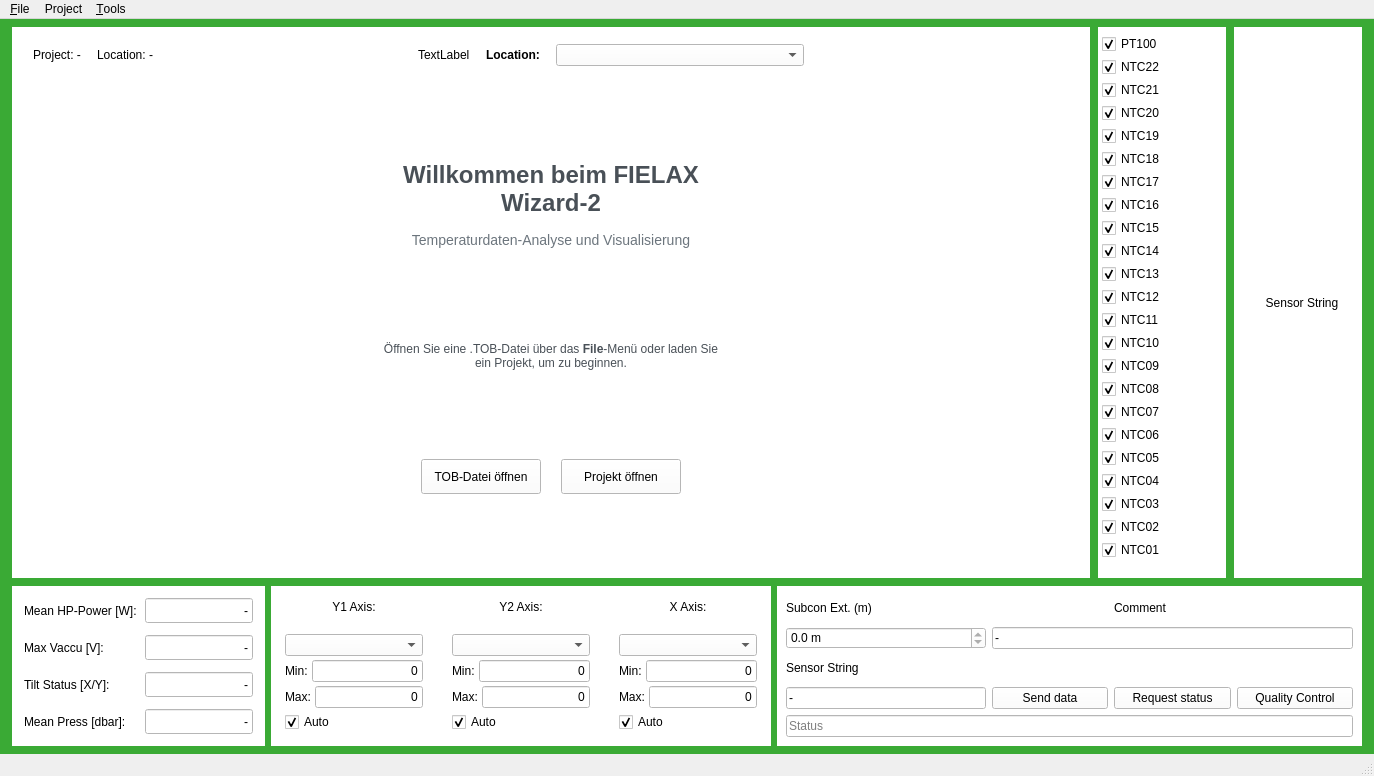
This is ui/main_window.ui in nilsjanis94/WIZARD-2.1 as Qt 5 draws it before an edit. The edited form follows.
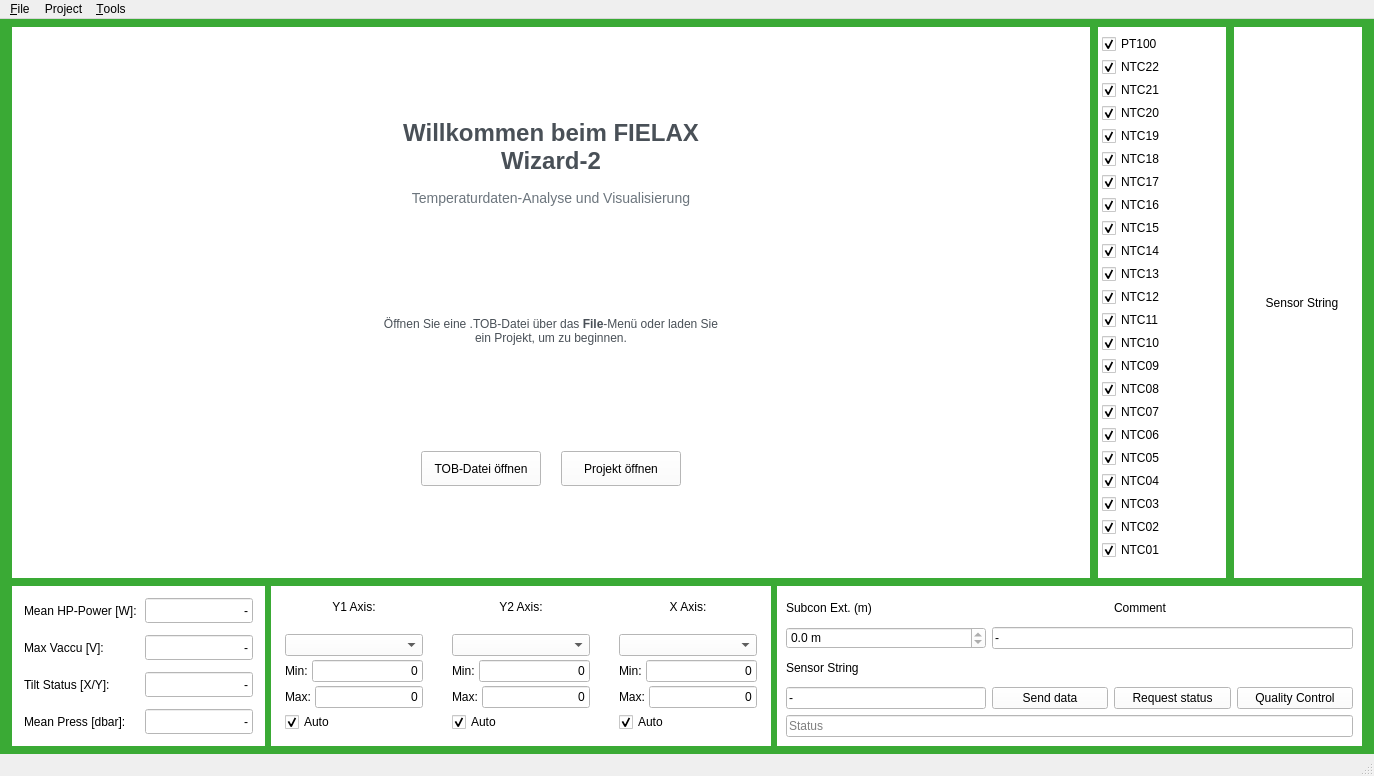
This is the edited form.

Commit message: feat: Implement professional UI state management architecture

What changed in the file:
```diff
--- a/ui/main_window.ui
+++ b/ui/main_window.ui
@@ -40,154 +40,6 @@
      <number>8</number>
     </property>
     <item row="0" column="0">
-     <widget class="QFrame" name="plot_container">
-      <property name="sizePolicy">
-       <sizepolicy hsizetype="Expanding" vsizetype="Preferred">
-        <horstretch>1</horstretch>
-        <verstretch>1</verstretch>
-       </sizepolicy>
-      </property>
-      <property name="styleSheet">
-       <string>background-color: white;</string>
-      </property>
-      <layout class="QVBoxLayout" name="plot_container_layout">
-       <item>
-        <widget class="QFrame" name="plot_info_container">
-         <property name="styleSheet">
-          <string>background-color: white;</string>
-         </property>
-         <layout class="QHBoxLayout" name="plot_info_container_layout">
-          <property name="spacing">
-           <number>16</number>
-          </property>
-          <property name="leftMargin">
-           <number>12</number>
-          </property>
-          <property name="topMargin">
-           <number>8</number>
-          </property>
-          <property name="rightMargin">
-           <number>12</number>
-          </property>
-          <property name="bottomMargin">
-           <number>8</number>
-          </property>
-          <item>
-           <widget class="QLabel" name="cruise_info_label">
-            <property name="text">
-             <string>Project: -</string>
-            </property>
-           </widget>
-          </item>
-          <item>
-           <widget class="QLabel" name="location_info_label">
-            <property name="text">
-             <string>Location: -</string>
-            </property>
-           </widget>
-          </item>
-          <item>
-           <spacer name="plot_info_left_spacer">
-            <property name="orientation">
-             <enum>Qt::Horizontal</enum>
-            </property>
-            <property name="sizeHint" stdset="0">
-             <size>
-              <width>40</width>
-              <height>20</height>
-             </size>
-            </property>
-           </spacer>
-          </item>
-          <item>
-           <widget class="QLabel" name="plot_logo_label">
-            <property name="text">
-             <string>TextLabel</string>
-            </property>
-           </widget>
-          </item>
-          <item>
-           <widget class="QLabel" name="location_prefix_label">
-            <property name="visible">
-             <bool>false</bool>
-            </property>
-            <property name="text">
-             <string>&lt;b&gt;Location:&lt;/b&gt;</string>
-            </property>
-            <property name="textFormat">
-             <enum>Qt::RichText</enum>
-            </property>
-           </widget>
-          </item>
-          <item>
-           <widget class="QComboBox" name="location_combo">
-            <property name="sizePolicy">
-             <sizepolicy hsizetype="Expanding" vsizetype="Fixed">
-              <horstretch>0</horstretch>
-              <verstretch>0</verstretch>
-             </sizepolicy>
-            </property>
-            <property name="minimumSize">
-             <size>
-              <width>220</width>
-              <height>0</height>
-             </size>
-            </property>
-            <property name="visible">
-             <bool>false</bool>
-            </property>
-            <property name="sizeAdjustPolicy">
-             <enum>QComboBox::AdjustToContents</enum>
-            </property>
-            <property name="minimumContentsLength">
-             <number>12</number>
-            </property>
-           </widget>
-          </item>
-          <item>
-           <spacer name="plot_info_right_spacer">
-            <property name="orientation">
-             <enum>Qt::Horizontal</enum>
-            </property>
-            <property name="sizeHint" stdset="0">
-             <size>
-              <width>40</width>
-              <height>20</height>
-             </size>
-            </property>
-           </spacer>
-          </item>
-          <item>
-           <widget class="QWidget" name="navigation_toolbar_container" native="true"/>
-          </item>
-         </layout>
-        </widget>
-       </item>
-       <item>
-        <widget class="QWidget" name="plot_canvas_container" native="true">
-         <property name="sizePolicy">
-          <sizepolicy hsizetype="Preferred" vsizetype="Preferred">
-           <horstretch>0</horstretch>
-           <verstretch>0</verstretch>
-          </sizepolicy>
-         </property>
-         <layout class="QVBoxLayout" name="plot_canvas_container_layout">
-          <property name="leftMargin">
-           <number>0</number>
-          </property>
-          <property name="topMargin">
-           <number>0</number>
-          </property>
-          <property name="rightMargin">
-           <number>0</number>
-          </property>
-          <property name="bottomMargin">
-           <number>0</number>
-          </property>
-         </layout>
-        </widget>
-       </item>
-       <item>
         <widget class="QWidget" name="welcome_container" native="true">
          <property name="sizePolicy">
           <sizepolicy hsizetype="Expanding" vsizetype="Preferred">
@@ -198,6 +50,9 @@
          <property name="visible">
           <bool>true</bool>
          </property>
+      <property name="styleSheet">
+       <string>background-color: white;</string>
+      </property>
          <layout class="QVBoxLayout" name="welcome_container_layout">
           <property name="spacing">
            <number>15</number>
@@ -526,6 +381,160 @@
             </property>
            </spacer>
           </item>
+      </layout>
+     </widget>
+    </item>
+    <item row="1" column="0">
+     <widget class="QFrame" name="plot_container">
+      <property name="sizePolicy">
+       <sizepolicy hsizetype="Expanding" vsizetype="Preferred">
+        <horstretch>1</horstretch>
+        <verstretch>0</verstretch>
+       </sizepolicy>
+      </property>
+      <property name="visible">
+       <bool>false</bool>
+      </property>
+      <property name="maximumHeight">
+       <number>0</number>
+      </property>
+      <property name="styleSheet">
+       <string>background-color: white;</string>
+      </property>
+      <layout class="QVBoxLayout" name="plot_container_layout">
+       <item>
+        <widget class="QFrame" name="plot_info_container">
+         <property name="styleSheet">
+          <string>background-color: white;</string>
+         </property>
+         <layout class="QHBoxLayout" name="plot_info_container_layout">
+          <property name="spacing">
+           <number>16</number>
+          </property>
+          <property name="leftMargin">
+           <number>12</number>
+          </property>
+          <property name="topMargin">
+           <number>8</number>
+          </property>
+          <property name="rightMargin">
+           <number>12</number>
+          </property>
+          <property name="bottomMargin">
+           <number>8</number>
+          </property>
+          <item>
+           <widget class="QLabel" name="cruise_info_label">
+            <property name="text">
+             <string>Project: -</string>
+            </property>
+           </widget>
+          </item>
+          <item>
+           <widget class="QLabel" name="location_info_label">
+            <property name="text">
+             <string>Location: -</string>
+            </property>
+           </widget>
+          </item>
+          <item>
+           <spacer name="plot_info_left_spacer">
+            <property name="orientation">
+             <enum>Qt::Horizontal</enum>
+            </property>
+            <property name="sizeHint" stdset="0">
+             <size>
+              <width>40</width>
+              <height>20</height>
+             </size>
+            </property>
+           </spacer>
+          </item>
+          <item>
+           <widget class="QLabel" name="plot_logo_label">
+            <property name="text">
+             <string>TextLabel</string>
+            </property>
+           </widget>
+          </item>
+          <item>
+           <widget class="QLabel" name="location_prefix_label">
+            <property name="visible">
+             <bool>false</bool>
+            </property>
+            <property name="text">
+             <string>&lt;b&gt;Location:&lt;/b&gt;</string>
+            </property>
+            <property name="textFormat">
+             <enum>Qt::RichText</enum>
+            </property>
+           </widget>
+          </item>
+          <item>
+           <widget class="QComboBox" name="location_combo">
+            <property name="sizePolicy">
+             <sizepolicy hsizetype="Expanding" vsizetype="Fixed">
+              <horstretch>0</horstretch>
+              <verstretch>0</verstretch>
+             </sizepolicy>
+            </property>
+            <property name="minimumSize">
+             <size>
+              <width>220</width>
+              <height>0</height>
+             </size>
+            </property>
+            <property name="visible">
+             <bool>false</bool>
+            </property>
+            <property name="sizeAdjustPolicy">
+             <enum>QComboBox::AdjustToContents</enum>
+            </property>
+            <property name="minimumContentsLength">
+             <number>12</number>
+            </property>
+           </widget>
+          </item>
+          <item>
+           <spacer name="plot_info_right_spacer">
+            <property name="orientation">
+             <enum>Qt::Horizontal</enum>
+            </property>
+            <property name="sizeHint" stdset="0">
+             <size>
+              <width>40</width>
+              <height>20</height>
+             </size>
+            </property>
+           </spacer>
+          </item>
+          <item>
+           <widget class="QWidget" name="navigation_toolbar_container" native="true"/>
+          </item>
+         </layout>
+        </widget>
+       </item>
+       <item>
+        <widget class="QWidget" name="plot_canvas_container" native="true">
+         <property name="sizePolicy">
+          <sizepolicy hsizetype="Preferred" vsizetype="Preferred">
+           <horstretch>0</horstretch>
+           <verstretch>0</verstretch>
+          </sizepolicy>
+         </property>
+         <layout class="QVBoxLayout" name="plot_canvas_container_layout">
+          <property name="leftMargin">
+           <number>0</number>
+          </property>
+          <property name="topMargin">
+           <number>0</number>
+          </property>
+          <property name="rightMargin">
+           <number>0</number>
+          </property>
+          <property name="bottomMargin">
+           <number>0</number>
+          </property>
          </layout>
         </widget>
        </item>
```
Lines whose indentation alone changed are shown as unchanged. The commit also changes 3 other files.
